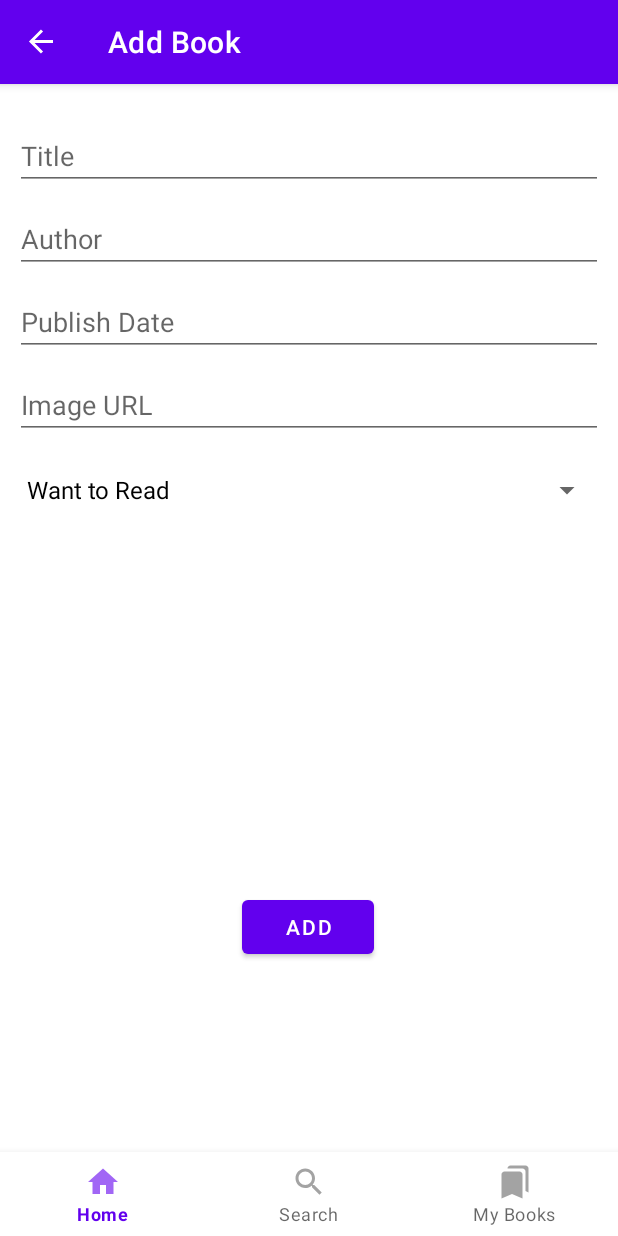
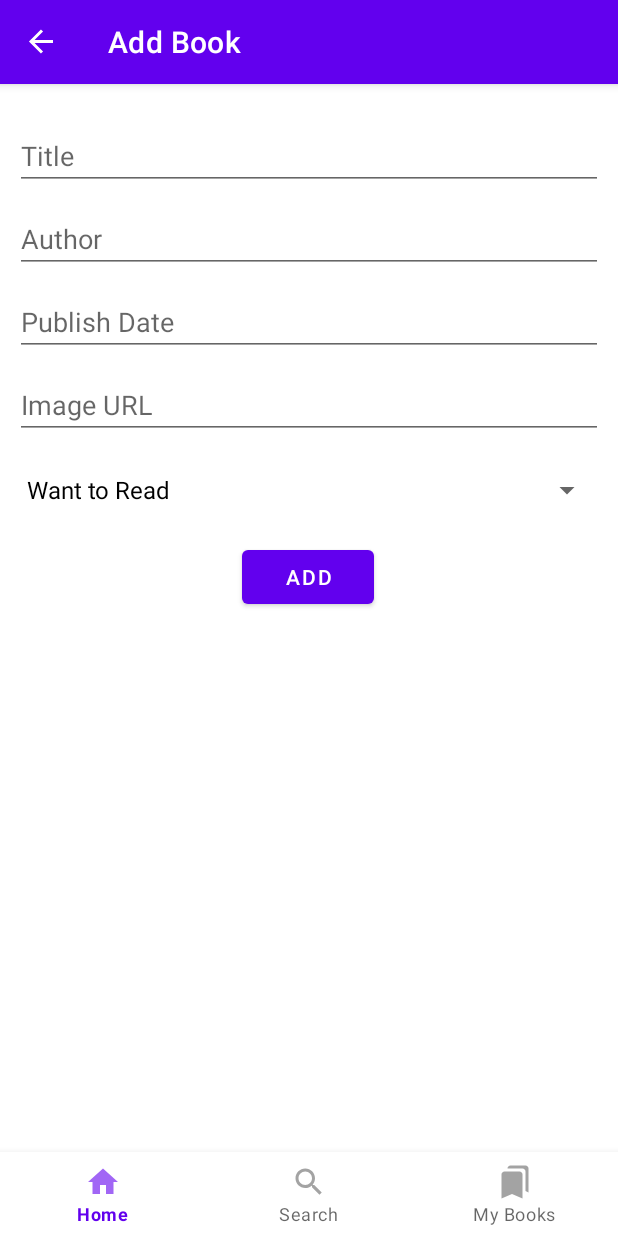
Before and after one commit to Nerrdii/book-tracker, an Android app: the AddBookFragment screen opened through its navigation route, on a phone screen of 412 x 824 dp. Run offline under Robolectric (Android 15) with nearby library versions, the phone set to English and light mode, and no system bars; our stand-ins replace Dagger/Hilt's generated code, Room's generated code, navigation-ui.

Commit message:
Fix view visibility

```diff
--- a/app/src/main/java/com/example/booktracker/AddBookFragment.kt
+++ b/app/src/main/java/com/example/booktracker/AddBookFragment.kt
@@ -52,16 +52,16 @@ class AddBookFragment : Fragment() {
             ) {
                 when (ReadingList.values()[position]) {
                     ReadingList.WANT_TO_READ -> {
-                        startDateEditText.visibility = View.INVISIBLE
-                        finishDateEditText.visibility = View.INVISIBLE
-                        ratingBar.visibility = View.INVISIBLE
-                        reviewEditText.visibility = View.INVISIBLE
+                        startDateEditText.visibility = View.GONE
+                        finishDateEditText.visibility = View.GONE
+                        ratingBar.visibility = View.GONE
+                        reviewEditText.visibility = View.GONE
                     }
                     ReadingList.READING -> {
                         startDateEditText.visibility = View.VISIBLE
-                        finishDateEditText.visibility = View.INVISIBLE
-                        ratingBar.visibility = View.INVISIBLE
-                        reviewEditText.visibility = View.INVISIBLE
+                        finishDateEditText.visibility = View.GONE
+                        ratingBar.visibility = View.GONE
+                        reviewEditText.visibility = View.GONE
                     }
                     ReadingList.READ -> {
                         startDateEditText.visibility = View.VISIBLE
--- a/app/src/main/res/layout/fragment_add_book.xml
+++ b/app/src/main/res/layout/fragment_add_book.xml
@@ -79,6 +79,7 @@
         android:layout_marginEnd="10dp"
         android:hint="Start Date"
         android:inputType="date"
+        android:visibility="gone"
         app:layout_constraintEnd_toEndOf="parent"
         app:layout_constraintStart_toStartOf="parent"
         app:layout_constraintTop_toBottomOf="@+id/readingListSpinner" />
@@ -92,6 +93,7 @@
         android:layout_marginEnd="10dp"
         android:hint="Finish Date"
         android:inputType="date"
+        android:visibility="gone"
         app:layout_constraintEnd_toEndOf="parent"
         app:layout_constraintStart_toEndOf="@+id/ratingBar"
         app:layout_constraintTop_toBottomOf="@+id/startDateEditText" />
@@ -102,6 +104,7 @@
         android:layout_height="wrap_content"
         android:layout_marginTop="10dp"
         android:stepSize="1.0"
+        android:visibility="gone"
         app:layout_constraintEnd_toEndOf="parent"
         app:layout_constraintStart_toStartOf="parent"
         app:layout_constraintTop_toBottomOf="@+id/finishDateEditText" />
@@ -115,6 +118,7 @@
         android:layout_marginEnd="10dp"
         android:inputType="textMultiLine"
         android:hint="Review"
+        android:visibility="gone"
         app:layout_constraintEnd_toEndOf="parent"
         app:layout_constraintStart_toStartOf="parent"
         app:layout_constraintTop_toBottomOf="@+id/ratingBar" />
--- a/app/src/main/res/layout/fragment_edit_book.xml
+++ b/app/src/main/res/layout/fragment_edit_book.xml
@@ -79,6 +79,7 @@
         android:layout_marginEnd="10dp"
         android:hint="Start Date"
         android:inputType="date"
+        android:visibility="gone"
         app:layout_constraintEnd_toEndOf="parent"
         app:layout_constraintStart_toStartOf="parent"
         app:layout_constraintTop_toBottomOf="@+id/readingListSpinner" />
@@ -92,6 +93,7 @@
         android:layout_marginEnd="10dp"
         android:hint="Finish Date"
         android:inputType="date"
+        android:visibility="gone"
         app:layout_constraintEnd_toEndOf="parent"
         app:layout_constraintStart_toEndOf="@+id/ratingBar"
         app:layout_constraintTop_toBottomOf="@+id/startDateEditText" />
@@ -102,6 +104,7 @@
         android:layout_height="wrap_content"
         android:layout_marginTop="10dp"
         android:stepSize="1.0"
+        android:visibility="gone"
         app:layout_constraintEnd_toEndOf="parent"
         app:layout_constraintStart_toStartOf="parent"
         app:layout_constraintTop_toBottomOf="@+id/finishDateEditText" />
@@ -115,6 +118,7 @@
         android:layout_marginEnd="10dp"
         android:inputType="textMultiLine"
         android:hint="Review"
+        android:visibility="gone"
         app:layout_constraintEnd_toEndOf="parent"
         app:layout_constraintStart_toStartOf="parent"
         app:layout_constraintTop_toBottomOf="@+id/ratingBar" />
```
Also changed, not shown: app/src/main/java/com/example/booktracker/EditBookFragment.kt (+7 -7 lines).
